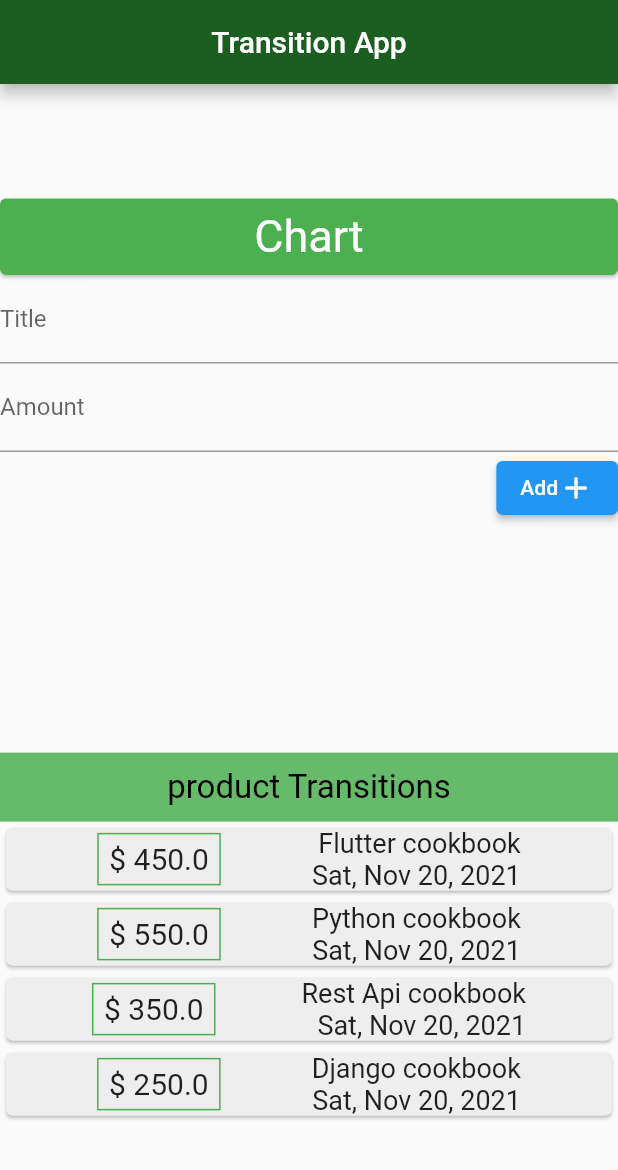
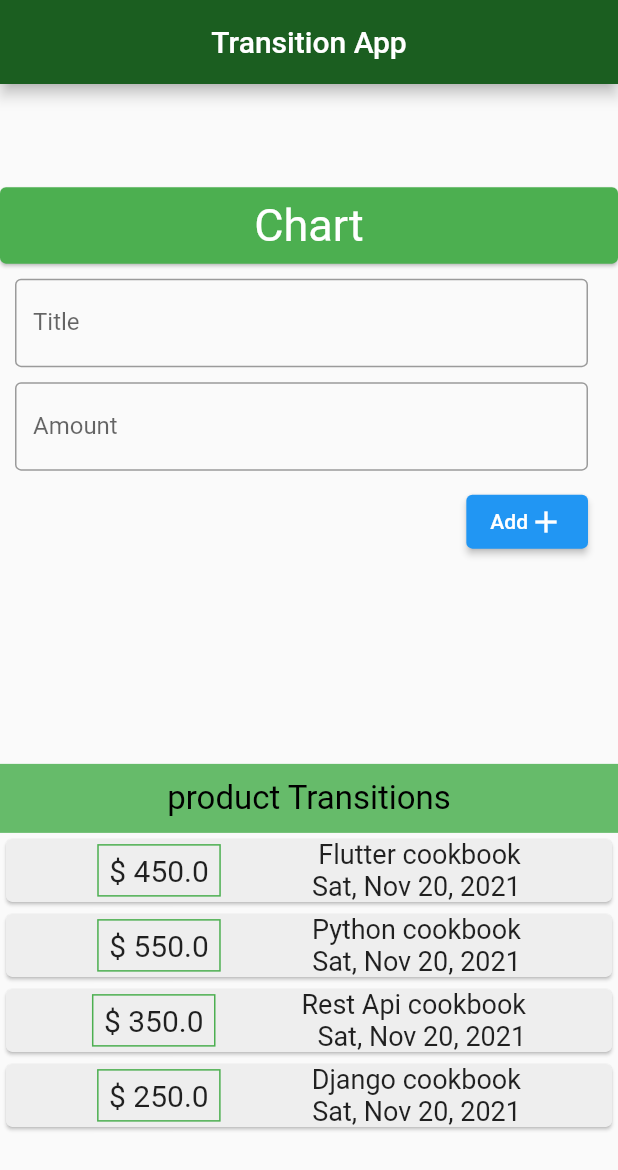
Before and after one commit to LimonDP/my_info, a Flutter app: the screen it shows after launch, on a phone screen of 412 x 824 dp. Shown: the top 1170 px of the screen. Run offline on Flutter 3.47's test engine with Material 2 defaults, Android fonts, the phone set to English and light mode, and no system bars.

Commit message:
second commit

```diff
--- a/lib/main.dart
+++ b/lib/main.dart
@@ -1,6 +1,8 @@
 import 'package:flutter/material.dart';
 import 'package:my_info/model/transition.dart';
+import 'package:my_info/widget/chart.dart';
 import 'package:my_info/widget/chartForm.dart';
+import 'package:my_info/widget/signup.dart';
 
 import 'model/transitionlist.dart';
 import 'widget/list.dart';
@@ -21,27 +23,9 @@ class MyApp extends StatelessWidget {
           backgroundColor: Colors.green.shade900,
         ),
         body: SafeArea(
-            child: Column(
-          mainAxisAlignment: MainAxisAlignment.spaceAround,
-          children: [
-            ChartForm(),
-            Column(
-              children: [
-                Container(
-                  color: Colors.green.shade400,
-                  width: double.infinity,
-                  padding: EdgeInsets.only(top: 10, bottom: 10),
-                  child: Text(
-                    "product Transitions",
-                    textAlign: TextAlign.center,
-                    style: TextStyle(fontSize: 22, color: Colors.black),
-                  ),
-                ),
-                TrasitionList()
-              ],
-            )
-          ],
-        )),
+          child: Chart(),
+          //child: SignUp(),
+        ),
       ),
     );
   }
--- /dev/null
+++ b/lib/widget/chart.dart
@@ -0,0 +1,33 @@
+import 'package:flutter/material.dart';
+import 'package:my_info/widget/chartForm.dart';
+
+import 'list.dart';
+
+class Chart extends StatelessWidget {
+  const Chart({Key? key}) : super(key: key);
+
+  @override
+  Widget build(BuildContext context) {
+    return Column(
+      mainAxisAlignment: MainAxisAlignment.spaceAround,
+      children: [
+        ChartForm(),
+        Column(
+          children: [
+            Container(
+              color: Colors.green.shade400,
+              width: double.infinity,
+              padding: EdgeInsets.only(top: 10, bottom: 10),
+              child: Text(
+                "product Transitions",
+                textAlign: TextAlign.center,
+                style: TextStyle(fontSize: 22, color: Colors.black),
+              ),
+            ),
+            TrasitionList()
+          ],
+        )
+      ],
+    );
+  }
+}
--- a/lib/widget/chartForm.dart
+++ b/lib/widget/chartForm.dart
@@ -27,26 +27,44 @@ class ChartForm extends StatelessWidget {
               ),
             ),
           ),
+          Container(
+            margin: EdgeInsets.only(right: 20, left: 10),
+            child: Column(
+              crossAxisAlignment: CrossAxisAlignment.end,
+              children: [
+                SizedBox(
+                  height: 10,
+                ),
                 TextField(
                   decoration: InputDecoration(
                     labelText: "Title",
+                    border: OutlineInputBorder(),
                   ),
                   controller: titleController,
+                ),
+                SizedBox(
+                  height: 10,
                 ),
                 TextField(
                   decoration: InputDecoration(
                     labelText: 'Amount',
+                    border: OutlineInputBorder(),
                   ),
                   controller: amountController,
+                ),
+                SizedBox(
+                  height: 10,
                 ),
                 ElevatedButton(
                   onPressed: () {
                     print(titleController.text);
                     print(amountController.text);
                   },
+                  style: ElevatedButton.styleFrom(),
                   child: Container(
                     child: Row(
                       mainAxisSize: MainAxisSize.min,
+                      mainAxisAlignment: MainAxisAlignment.center,
                       children: [
                         const Text("Add"),
                         const Icon(Icons.add),
@@ -56,6 +74,9 @@ class ChartForm extends StatelessWidget {
                 )
               ],
             ),
+          )
+        ],
+      ),
     );
   }
 }
```
Also changed, not shown: lib/widget/signup.dart (added, +106 -0 lines). Lines whose indentation alone changed are shown as unchanged.
